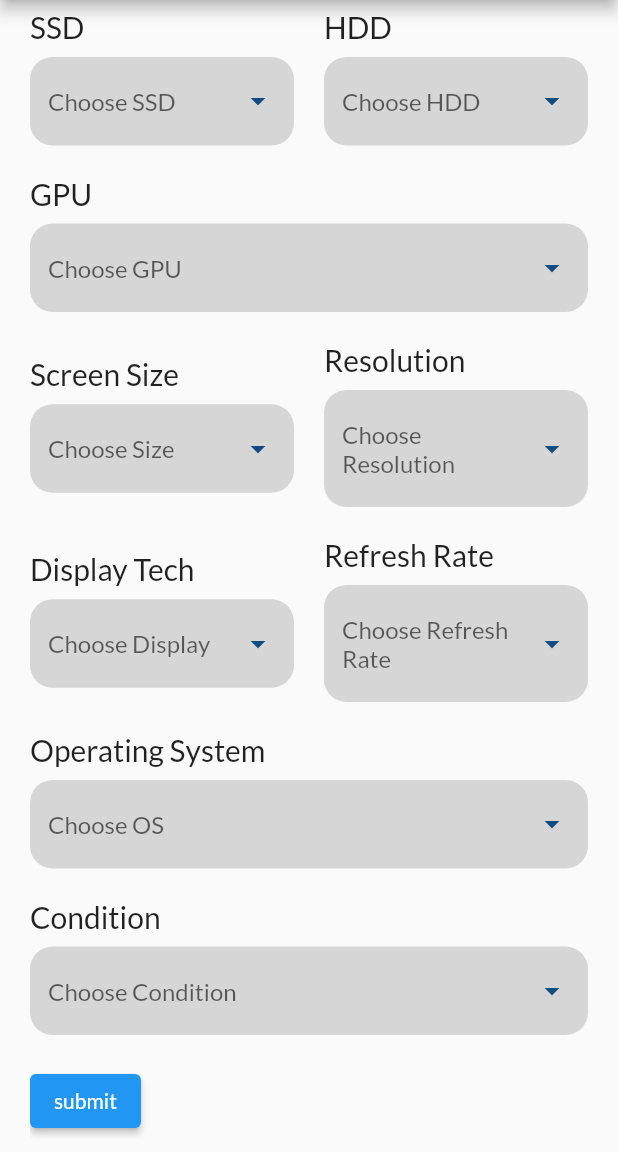
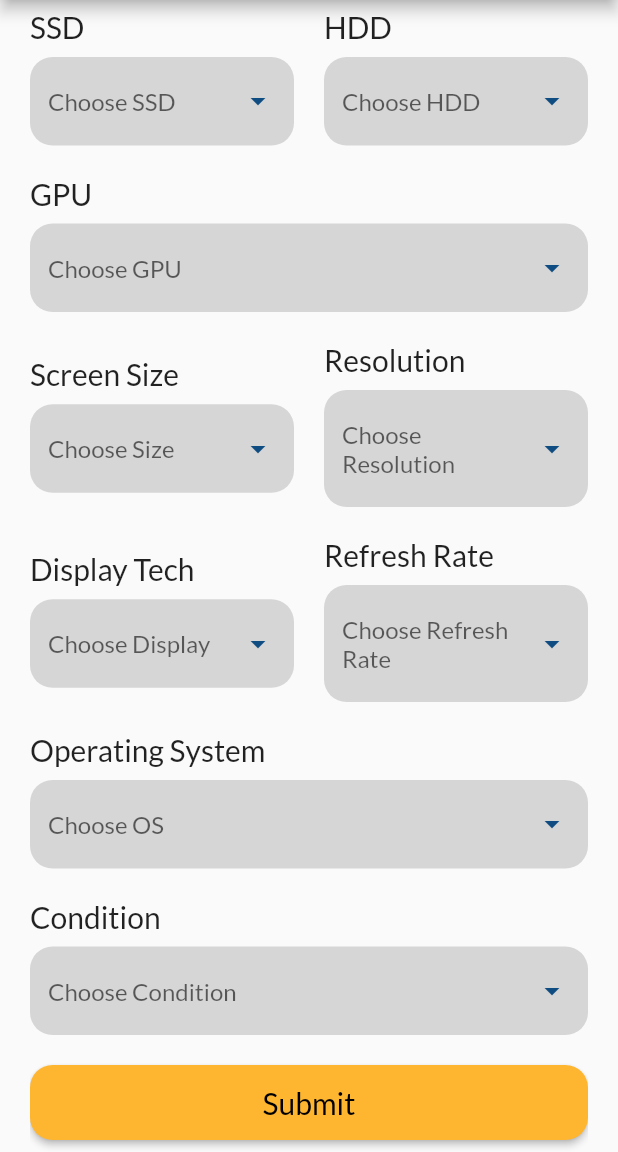
Before and after one commit to Mohamed-Ararr/Price-Mentor-App, a Flutter app: the screen it shows after launch, scrolled down 386 dp, on a phone screen of 412 x 824 dp, the part 84-1236 px from its top. Run offline on Flutter 3.47's test engine with Material 2 defaults, Android fonts, the phone set to English and light mode, and no system bars; drawn by our look-alikes of dropdown_search; our stand-ins replace font_awesome_flutter, go_router.

Commit message:
create the submit button

```diff
--- a/lib/Features/HomeScreen/Presentation/Widgets/submitButton.dart
+++ b/lib/Features/HomeScreen/Presentation/Widgets/submitButton.dart
@@ -1,6 +1,8 @@
 // ignore_for_file: file_names
 
 import 'package:flutter/material.dart';
+import 'package:pricementor/Core/font%20options/fonts.dart';
+import 'package:pricementor/constValues.dart';
 
 class SubmitButton extends StatelessWidget {
   const SubmitButton({super.key, this.onPressed});
@@ -11,7 +13,17 @@ class SubmitButton extends StatelessWidget {
   Widget build(BuildContext context) {
     return ElevatedButton(
       onPressed: onPressed,
-      child: const Text("submit"),
+      style: ElevatedButton.styleFrom(
+        fixedSize: Size(MediaQuery.of(context).size.width, 50),
+        backgroundColor: kOrangeColor,
+        shape: RoundedRectangleBorder(
+          borderRadius: kBorderRadius,
+        ),
+      ),
+      child: Text(
+        "Submit",
+        style: Fonts.regularTitle.copyWith(color: Colors.black),
+      ),
     );
   }
 }
--- a/lib/constValues.dart
+++ b/lib/constValues.dart
@@ -3,7 +3,7 @@
 import 'package:flutter/material.dart';
 
 Color kBlueColor = const Color(0xff0F4C81);
-Color kOrangeColor = const Color(0xffFFA500);
+Color kOrangeColor = const Color(0xffFEB52F);
 Color kGreyColor = const Color(0xffD6D6D6);
 BorderRadius kBorderRadius = BorderRadius.circular(15);
 const String laptopImage = "assets/images/laptop-logo.png";
```
